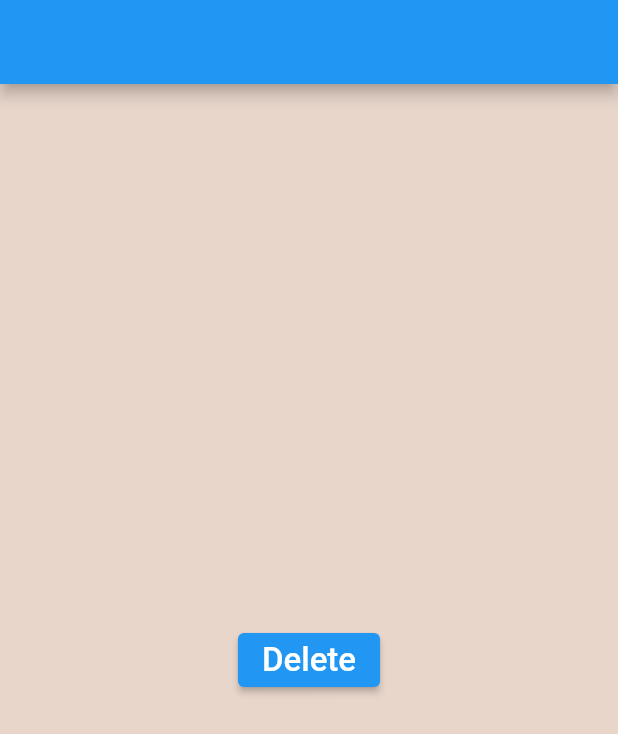
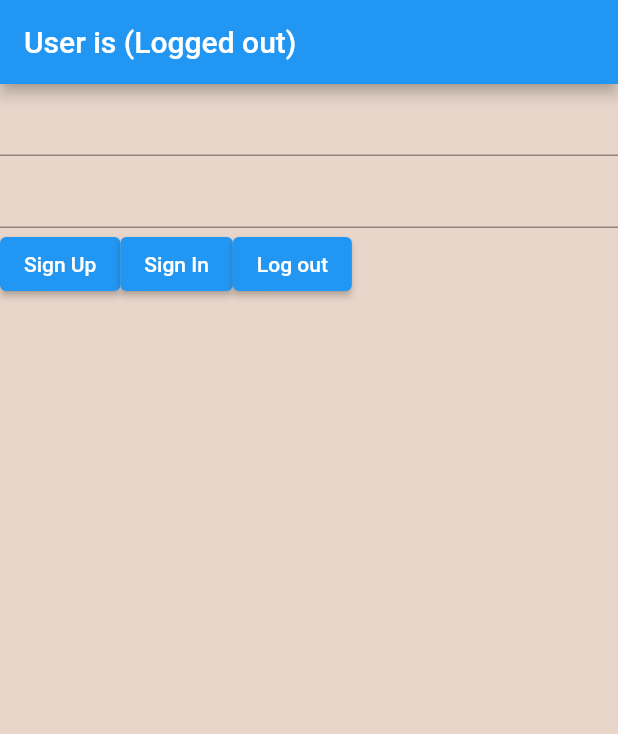
Before and after one commit to avanivg/electips, a Flutter app: the screen it shows after launch, on a phone screen of 412 x 824 dp. Shown: the top 734 px of the screen. Run offline on Flutter 3.47's test engine with Material 2 defaults, Android fonts, the phone set to English and light mode, and no system bars; our stand-ins replace firebase_auth, firebase_core; accounts and stored records are empty; Roboto replaces fonts that are missing (Quicksand).

Commit message:
firebase auth working

```diff
--- a/elec_tips/lib/login.dart
+++ b/elec_tips/lib/login.dart
@@ -1,4 +1,6 @@
 import 'package:flutter/material.dart';
+import 'package:firebase_core/firebase_core.dart';
+import 'package:firebase_auth/firebase_auth.dart';
 
 class LoginPage extends StatefulWidget {
   const LoginPage({Key? key}) : super(key: key);
@@ -8,39 +10,58 @@ class LoginPage extends StatefulWidget {
 }
 
 class _LoginPageState extends State<LoginPage> {
+  final emailController = TextEditingController();
+  final passwordController = TextEditingController();
 
   @override
   Widget build(BuildContext context) {
+    User? user = FirebaseAuth.instance.currentUser;
+
     return Scaffold(
       backgroundColor: const Color.fromARGB(255, 232, 214, 203),
-
-
-
-
-
       appBar: AppBar(
-
+          title: Text('User is (Logged ' + (user == null ? 'out' : 'in') + ')'),
       ),
       body: Center(
+            child: Column(
+              children: [
+                TextField(controller: emailController),
+                TextField(controller: passwordController),
+                Row(
+                  children: [
+                    //mainAxisAlignment: MainAxisAlignment.spaceAround,
+                    ElevatedButton(child: Text('Sign Up'),
+                        onPressed: () async {
+                          await Firebase.initializeApp();
+                          await FirebaseAuth.instance.createUserWithEmailAndPassword(
+                              email: emailController.text,
+                              password: passwordController.text
+                          );
+                          setState(() {
+                          });
+                        }),
+                    ElevatedButton(child: Text('Sign In'),
+                        onPressed: () async {
+                          await FirebaseAuth.instance.signInWithEmailAndPassword(
+                              email: emailController.text,
+                              password: passwordController.text,
+                          );
+                          setState(() {
+                          });
+                        }),
+                    ElevatedButton(child: Text('Log out'),
+                      onPressed: () async {
+                        await FirebaseAuth.instance.signOut();
+                        setState(() {
+                        });
+                      })
+                  ]
 
-            child: Container(
-              child: ElevatedButton(
-
-                child: new Text("Delete",
-                  style: TextStyle(color: Colors.white, fontSize: 22, fontFamily: "Quicksand"),
-                  textAlign: TextAlign.left,
-
-                ),
-                //DELETE HERE!!!!
-                onPressed: () {
-                  Navigator.pushNamed(context, '/signup');
-
-                },
-              ),
+                )
+              ],
             ),
 
-
-      ),
+     ),
 
     );
   }
--- a/elec_tips/pubspec.yaml
+++ b/elec_tips/pubspec.yaml
@@ -36,6 +36,9 @@ dependencies:
   # The following adds the Cupertino Icons font to your application.
   # Use with the CupertinoIcons class for iOS style icons.
   cupertino_icons: ^1.0.2
+  firebase_core: ^1.14.0
+  firebase_auth: ^3.3.12
+  flutterfire: ^0.0.1
 
 dev_dependencies:
   flutter_test:
```
Also changed, not shown: elec_tips/lib/main.dart (+15 -7 lines), elec_tips/pubspec.lock, 1 other file.
